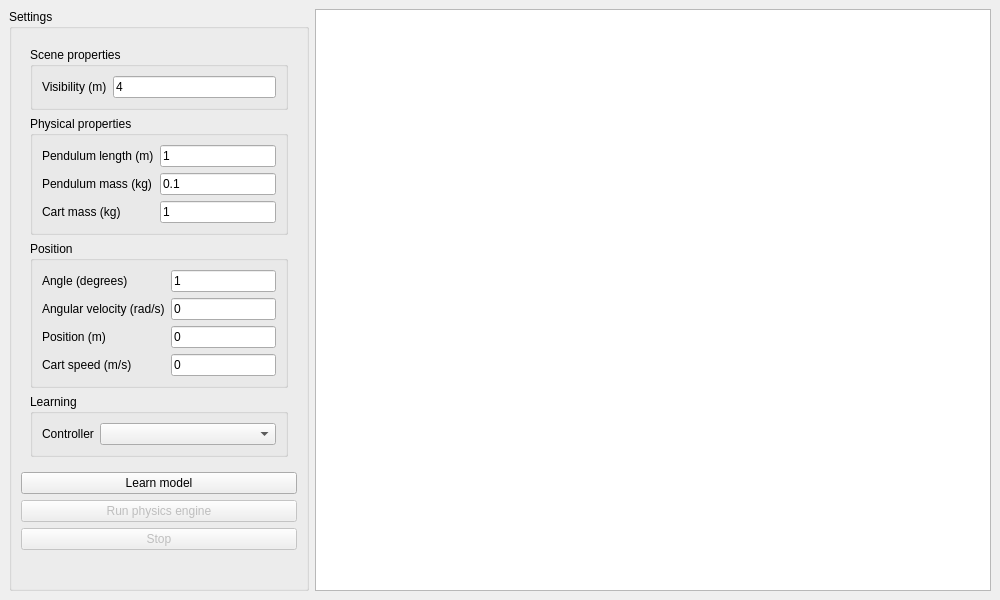
This is pl/edu/agh/iwum/pendulum/gui/MainWindowUi.ui in pawel-k/pendulum as Qt 5 draws it before an edit. The edited form follows.
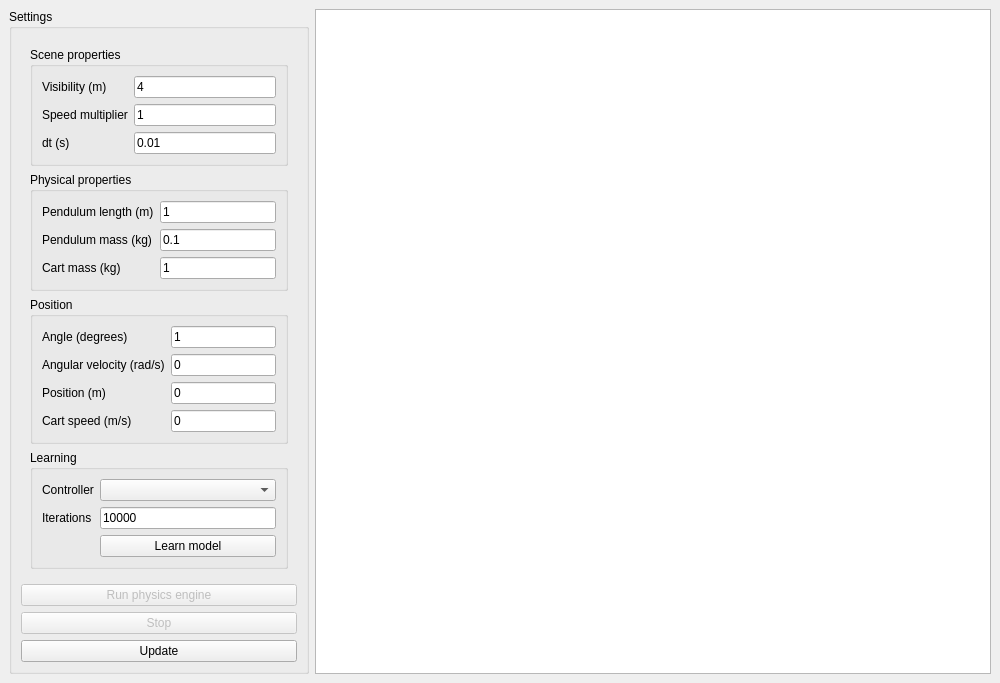
This is the edited form.

What changed in the file:
```diff
--- a/pl/edu/agh/iwum/pendulum/gui/MainWindowUi.ui
+++ b/pl/edu/agh/iwum/pendulum/gui/MainWindowUi.ui
@@ -50,6 +50,34 @@
                </property>
               </widget>
              </item>
+             <item row="1" column="1">
+              <widget class="QLineEdit" name="speedMultiplier">
+               <property name="text">
+                <string>1</string>
+               </property>
+              </widget>
+             </item>
+             <item row="1" column="0">
+              <widget class="QLabel" name="label_11">
+               <property name="text">
+                <string>Speed multiplier</string>
+               </property>
+              </widget>
+             </item>
+             <item row="2" column="0">
+              <widget class="QLabel" name="label_12">
+               <property name="text">
+                <string>dt (s)</string>
+               </property>
+              </widget>
+             </item>
+             <item row="2" column="1">
+              <widget class="QLineEdit" name="dt">
+               <property name="text">
+                <string>0.01</string>
+               </property>
+              </widget>
+             </item>
             </layout>
            </widget>
           </item>
@@ -203,6 +231,27 @@
              <item row="0" column="1">
               <widget class="QComboBox" name="controller"/>
              </item>
+             <item row="2" column="1">
+              <widget class="QPushButton" name="learn">
+               <property name="text">
+                <string>Learn model</string>
+               </property>
+              </widget>
+             </item>
+             <item row="1" column="1">
+              <widget class="QLineEdit" name="iterations">
+               <property name="text">
+                <string>10000</string>
+               </property>
+              </widget>
+             </item>
+             <item row="1" column="0">
+              <widget class="QLabel" name="label_10">
+               <property name="text">
+                <string>Iterations</string>
+               </property>
+              </widget>
+             </item>
             </layout>
             <zorder>controller</zorder>
             <zorder>label_9</zorder>
@@ -211,13 +260,6 @@
          </layout>
         </widget>
        </item>
-       <item>
-        <widget class="QPushButton" name="learn">
-         <property name="text">
-          <string>Learn model</string>
-         </property>
-        </widget>
-       </item>
        <item>
         <widget class="QPushButton" name="run">
          <property name="enabled">
@@ -238,6 +280,13 @@
          </property>
         </widget>
        </item>
+       <item>
+        <widget class="QPushButton" name="updateButton">
+         <property name="text">
+          <string>Update</string>
+         </property>
+        </widget>
+       </item>
        <item>
         <spacer name="verticalSpacer">
          <property name="orientation">
```
Left out of the diff: 5 changed lines with no effect on the pictures.
